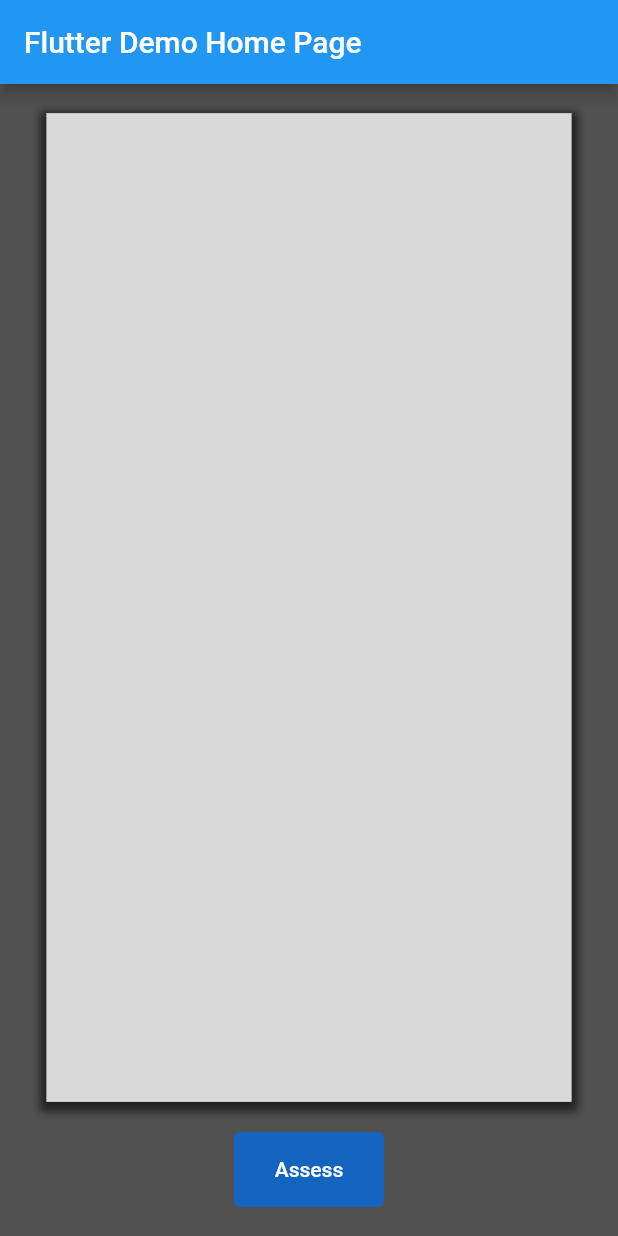
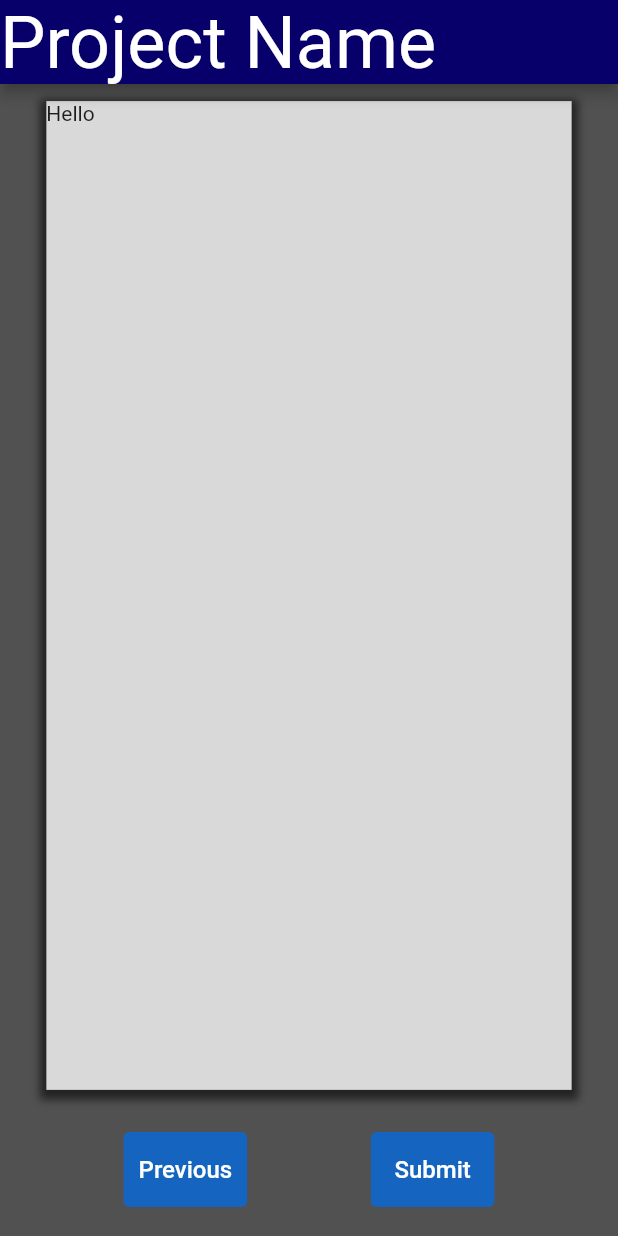
Before and after one commit to cwilson58/flutter_risk_assessment, a Flutter app: the screen it shows after launch, after a tap on "Assess", on a phone screen of 412 x 824 dp. Run offline on Flutter 3.47's test engine with Material 2 defaults, Android fonts, the light colour scheme and no system bars.

Commit message:
Updated GUI with moving to a second page and better title

```diff
--- a/lib/main.dart
+++ b/lib/main.dart
@@ -2,6 +2,8 @@ import 'package:flutter/material.dart';
 import 'riskCalculator.dart';
 
 void main() {
+  WidgetsFlutterBinding.ensureInitialized();
+
   runApp(const MyApp());
 }
 
@@ -10,14 +12,16 @@ class MyApp extends StatelessWidget {
   @override
   Widget build(BuildContext context) {
     return MaterialApp(
-      title: 'Flutter Demo',
+      title: 'Metrics Calculator',
       theme: ThemeData(
           primarySwatch: Colors.blue,
           scaffoldBackgroundColor: const Color(0xFF515151)),
-      home: const MyHomePage(title: 'Flutter Demo Home Page'),
+      home: const MyHomePage(title: 'Project Name'),
     );
   }
 }
+
+//TO DO: SET WINDOW MAX WIDTH TO 1000
 
 class MyHomePage extends StatefulWidget {
   const MyHomePage({Key? key, required this.title}) : super(key: key);
@@ -41,7 +45,7 @@ class _MyHomePageState extends State<MyHomePage> {
   bool _homePage = true;
 
   void _sethomePage() {
-      setState((){
+    setState(() {
       _homePage = !_homePage;
     });
   }
@@ -65,7 +69,34 @@ class _MyHomePageState extends State<MyHomePage> {
       appBar: AppBar(
         // Here we take the value from the MyHomePage object that was created by
         // the App.build method, and use it to set our appbar title.
-        title: Text(widget.title),
+        centerTitle: true,
+        leadingWidth: 600,
+        leading: Text(
+          widget.title,
+          style: const TextStyle(
+            color: Color(0xFFFFFFFF),
+            fontSize: 48,
+          ),
+        ),
+        title: Row(
+          children: const <Widget>[
+            Text(
+              "Total Risk:",
+              style: TextStyle(
+                color: Color(0xFFFFFFFF),
+                fontSize: 32,
+              ),
+            ),
+            Text(
+              "Green",
+              style: TextStyle(
+                color: Color(0xFF01B100),
+                fontSize: 32,
+              ),
+            ),
+          ],
+        ),
+        backgroundColor: const Color(0xFF08006A),
       ),
       body: Center(
         // Center is a layout widget. It takes a single child and positions it
@@ -97,14 +128,15 @@ class _MyHomePageState extends State<MyHomePage> {
                       color: Color(0xFF222222),
                       spreadRadius: 4,
                       blurRadius: 4,
-                    offset: Offset(0, 3)
-                  )
-                ]
-              ),
-              child: Visibility(
+                      offset: Offset(0, 3))
+                ]),
+                child: Stack(
+                  children: <Widget>[
+                    //Index page
+                    Visibility(
                       visible: _homePage,
                       child: Row(
-                  children: <Widget> [
+                        children: <Widget>[
                           //Left Column
                           Container(
                               width: mainWindowWidth * 0.75,
@@ -145,55 +177,101 @@ class _MyHomePageState extends State<MyHomePage> {
                           Container(
                               width: mainWindowWidth * 0.25 - 5,
                               height: mainWindowHeight,
-                      child: Column(
-                        children: <Widget>[
+                              child: Column(children: <Widget>[
                                 Container(
-                            width: mainWindowWidth * 0.75,
+                                    width: mainWindowWidth * 0.25,
                                     height: appHeight * 0.1,
                                     child: const Center(
                                       child: Text(
-                                "Risk Level",
+                                        "COLOUR",
                                         style: TextStyle(
                                           color: Color(0xFF000000),
                                           fontSize: 52,
                                         ),
                                       ),
-                            )
-                          ),
+                                    )),
                                 const Divider(
                                   height: 5,
                                   color: Color(0xFF000000),
                                   thickness: 5,
                                 ),
-                        ]
-                      )
-                    ),
-                    const Divider(
-                      height:5,
-                      color: Color(0xFF000000),
-                      thickness: 5,
-                    ),
-                    Container(
-                      width:mainWindowWidth * 0.75,
-                      height:appHeight * 0.7 - 5,
-                    )
+                              ])),
                         ],
                       ),
-              )
                     ),
-            SizedBox(
-              width:100,
-              height:50,
+                    Visibility(visible: !_homePage, child: Text("Hello"))
+                  ],
+                )),
+            Visibility(
+              visible: _homePage,
+              child: SizedBox(
+                width: appWidth * 0.2,
+                height: 50,
                 child: TextButton(
                   onPressed: _sethomePage,
                   style: ButtonStyle(
-                  foregroundColor: MaterialStateProperty.all<Color>(Colors.white),
-                  backgroundColor: MaterialStateProperty.all<Color>(Colors.blue.shade800),
-
+                    foregroundColor:
+                        MaterialStateProperty.all<Color>(Colors.white),
+                    backgroundColor:
+                        MaterialStateProperty.all<Color>(Colors.blue.shade800),
                   ),
-                child: const Text("Assess"),
+                  child: const Text(
+                    "Assess",
+                    style: TextStyle(
+                      color: Color(0xFFFFFFFF),
+                      fontSize: 16,
                     ),
                   ),
+                ),
+              ),
+            ),
+            Visibility(
+                visible: !_homePage,
+                child: ButtonBar(
+                  alignment: MainAxisAlignment.spaceEvenly,
+                  children: <Widget>[
+                    SizedBox(
+                      width: appWidth * 0.2,
+                      height: 50,
+                      child: TextButton(
+                        onPressed: _sethomePage,
+                        style: ButtonStyle(
+                          foregroundColor:
+                              MaterialStateProperty.all<Color>(Colors.white),
+                          backgroundColor: MaterialStateProperty.all<Color>(
+                              Colors.blue.shade800),
+                        ),
+                        child: const Text(
+                          "Previous",
+                          style: TextStyle(
+                            color: Color(0xFFFFFFFF),
+                            fontSize: 16,
+                          ),
+                        ),
+                      ),
+                    ),
+                    SizedBox(
+                      width: appWidth * 0.2,
+                      height: 50,
+                      child: TextButton(
+                        onPressed: _sethomePage,
+                        style: ButtonStyle(
+                          foregroundColor:
+                              MaterialStateProperty.all<Color>(Colors.white),
+                          backgroundColor: MaterialStateProperty.all<Color>(
+                              Colors.blue.shade800),
+                        ),
+                        child: const Text(
+                          "Submit",
+                          style: TextStyle(
+                            color: Color(0xFFFFFFFF),
+                            fontSize: 16,
+                          ),
+                        ),
+                      ),
+                    ),
+                  ],
+                )),
           ],
         ),
       ),
--- a/pubspec.yaml
+++ b/pubspec.yaml
@@ -29,7 +29,6 @@ environment:
 dependencies:
   flutter:
     sdk: flutter
-
   # The following adds the Cupertino Icons font to your application.
   # Use with the CupertinoIcons class for iOS style icons.
   cupertino_icons: ^1.0.2
```
Also changed, not shown: 1 other file. Lines whose indentation alone changed are shown as unchanged.
